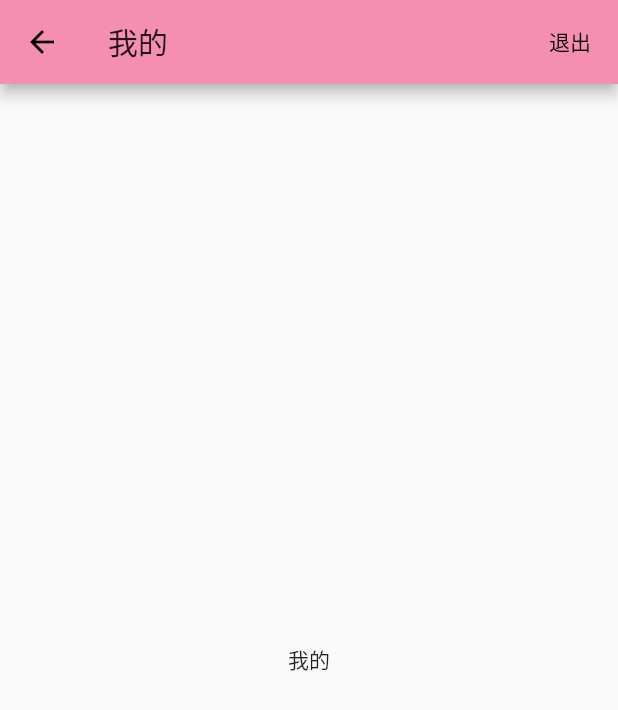
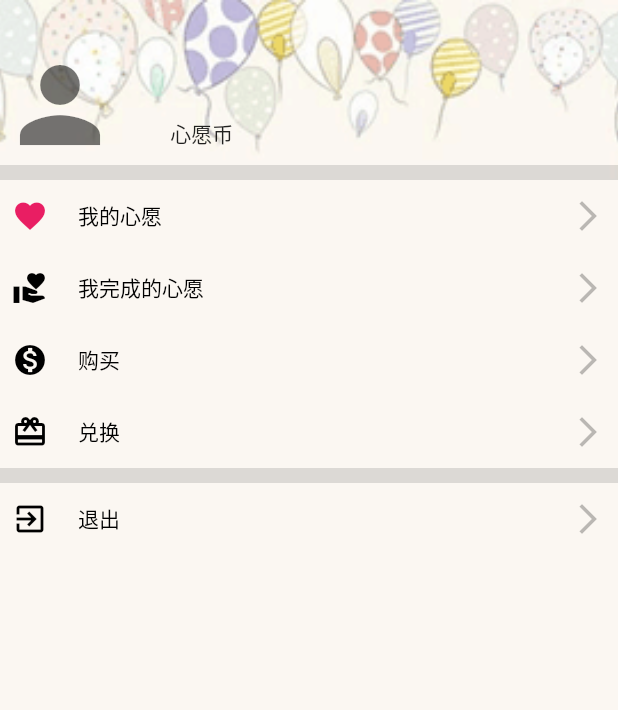
Before and after one commit to tanyanbo/xingyuan, a Flutter app: the ProfileMain screen opened directly, on a phone screen of 412 x 824 dp. Shown: the top 710 px of the screen. Run offline on Flutter 3.47's test engine with Material 2 defaults, Android fonts, the phone set to English and light mode, and no system bars; our stand-ins replace cloud_firestore, firebase_auth, firebase_core; accounts and stored records are empty; network calls fail.

```diff
--- a/lib/screens/authentication/PersonalInfo.dart
+++ b/lib/screens/authentication/PersonalInfo.dart
@@ -20,15 +20,17 @@ class PersonalInfo extends StatelessWidget {
 
   void submitForm(BuildContext context, PersonalInfoArguments args) async {
     _formKey.currentState!.save();
+    await FirebaseAuth.instance
+        .createUserWithEmailAndPassword(email: args.email, password: args.code);
+
     await FirebaseFirestore.instance.collection('users').add(
       {
         'email': args.email,
         'nickname': _information['nickname'],
+        'uid': FirebaseAuth.instance.currentUser!.uid,
+        'coins': 20,
       },
     );
-
-    await FirebaseAuth.instance
-        .createUserWithEmailAndPassword(email: args.email, password: args.code);
 
     await Navigator.of(context).pushNamed(MiddleStreamBuilder.routeName);
   }
--- a/lib/screens/tabNavigation/profile/ProfileMain.dart
+++ b/lib/screens/tabNavigation/profile/ProfileMain.dart
@@ -1,30 +1,126 @@
+import 'package:cloud_firestore/cloud_firestore.dart';
 import 'package:firebase_auth/firebase_auth.dart';
 import 'package:flutter/material.dart';
+import 'package:xingyuan/screens/tabNavigation/profile/widgets/ProfileButton.dart';
 
-class ProfileMain extends StatelessWidget {
+class ProfileMain extends StatefulWidget {
   const ProfileMain({Key? key}) : super(key: key);
+
+  @override
+  _ProfileMainState createState() => _ProfileMainState();
+}
+
+class _ProfileMainState extends State<ProfileMain> {
+  final FirebaseAuth auth = FirebaseAuth.instance;
+  String nickname = '';
+  int coins = 0;
+
+  @override
+  void initState() {
+    super.initState();
+    FirebaseFirestore.instance
+        .collection('users')
+        .where('uid', isEqualTo: auth.currentUser!.uid)
+        .get()
+        .then((res) {
+      final QuerySnapshot<Map<String, dynamic>> usersArray = res;
+      setState(() {
+        nickname = usersArray.docs.first.get('nickname');
+        coins = usersArray.docs.first.get('coins');
+      });
+    });
+  }
 
   @override
   Widget build(BuildContext context) {
     return Scaffold(
-      appBar: AppBar(
-        title: Text('我的'),
-        actions: [
-          TextButton(
-            onPressed: () async {
-              await FirebaseAuth.instance.signOut();
-              print(FirebaseAuth.instance.currentUser);
-            },
-            child: Text('退出'),
-            style: TextButton.styleFrom(
-              primary: Colors.black,
+      body: Container(
+        decoration: BoxDecoration(
+          image: DecorationImage(
+            image: AssetImage(
+              'assets/images/profilemain.png',
             ),
+            fit: BoxFit.cover,
           ),
-        ],
-      ),
-      body: Center(
-        child: Container(
-          child: Text('我的'),
+        ),
+        child: Center(
+          child: Column(
+            children: [
+              SizedBox(height: 30),
+              Row(
+                children: [
+                  const Icon(
+                    Icons.person,
+                    size: 80,
+                    color: Colors.black54,
+                  ),
+                  SizedBox(width: 30),
+                  Column(
+                    children: [
+                      Text(
+                        nickname.isEmpty ? '' : nickname,
+                        style: TextStyle(
+                          fontSize: 24,
+                          fontWeight: FontWeight.bold,
+                        ),
+                      ),
+                      SizedBox(height: 10),
+                      Text('${nickname.isEmpty ? '' : coins} 心愿币'),
+                    ],
+                    crossAxisAlignment: CrossAxisAlignment.start,
+                  ),
+                ],
+                crossAxisAlignment: CrossAxisAlignment.center,
+              ),
+              SizedBox(
+                height: 10,
+                width: MediaQuery.of(context).size.width,
+                child: DecoratedBox(
+                  decoration: const BoxDecoration(
+                    color: Colors.black12,
+                  ),
+                ),
+              ),
+              ProfileButton(
+                onPressHandler: () {},
+                icon: Icons.favorite,
+                iconColor: Colors.pink,
+                text: '我的心愿',
+              ),
+              ProfileButton(
+                onPressHandler: () {},
+                icon: Icons.volunteer_activism,
+                text: '我完成的心愿',
+              ),
+              ProfileButton(
+                onPressHandler: () {},
+                icon: Icons.monetization_on,
+                text: '购买',
+              ),
+              ProfileButton(
+                onPressHandler: () {},
+                icon: Icons.card_giftcard,
+                text: '兑换',
+              ),
+              SizedBox(
+                height: 10,
+                width: MediaQuery.of(context).size.width,
+                child: DecoratedBox(
+                  decoration: const BoxDecoration(
+                    color: Colors.black12,
+                  ),
+                ),
+              ),
+              ProfileButton(
+                onPressHandler: () async {
+                  await FirebaseAuth.instance.signOut();
+                  print(FirebaseAuth.instance.currentUser);
+                },
+                icon: Icons.exit_to_app,
+                text: '退出',
+              )
+            ],
+          ),
         ),
       ),
     );
--- /dev/null
+++ b/lib/screens/tabNavigation/profile/widgets/ProfileButton.dart
@@ -0,0 +1,42 @@
+import 'package:flutter/material.dart';
+
+class ProfileButton extends StatelessWidget {
+  final void Function() onPressHandler;
+  final IconData icon;
+  final Color iconColor;
+  final String text;
+
+  ProfileButton({
+    Key? key,
+    required this.onPressHandler,
+    required this.icon,
+    this.iconColor = Colors.black,
+    required this.text,
+  }) : super(key: key);
+
+  @override
+  Widget build(BuildContext context) {
+    return TextButton(
+      onPressed: onPressHandler,
+      child: Row(
+        children: <Widget>[
+          Icon(
+            icon,
+            color: iconColor,
+          ),
+          SizedBox(width: 20),
+          Text(
+            text,
+            style: TextStyle(color: Colors.black),
+          ),
+          Spacer(),
+          Icon(
+            Icons.arrow_forward_ios_sharp,
+            color: Colors.black26,
+          ),
+        ],
+        mainAxisAlignment: MainAxisAlignment.start,
+      ),
+    );
+  }
+}
--- a/lib/screens/tabNavigation/return/ReturnMain.dart
+++ b/lib/screens/tabNavigation/return/ReturnMain.dart
@@ -2,12 +2,27 @@ import 'package:flutter/material.dart';
 
 class ReturnMain extends StatelessWidget {
   const ReturnMain({Key? key}) : super(key: key);
+
+  void writePost() async {
+
+  }
 
   @override
   Widget build(BuildContext context) {
     return Scaffold(
       appBar: AppBar(
         title: Text('WTW'),
+        actions: [
+          IconButton(
+            onPressed: writePost,
+            icon: Icon(
+              Icons.rate_review,
+              color: Colors.white,
+              size: 30,
+            ),
+          ),
+          SizedBox(width: 10),
+        ],
       ),
       body: Container(
         decoration: BoxDecoration(
```
Also changed, not shown: pubspec.yaml (+7 -0 lines), assets/dev/launcher.png (added), assets/images/cover.png, assets/images/profilemain.png (added), assets/images/wishingwellmain.png, pubspec.lock, 22 other files.
